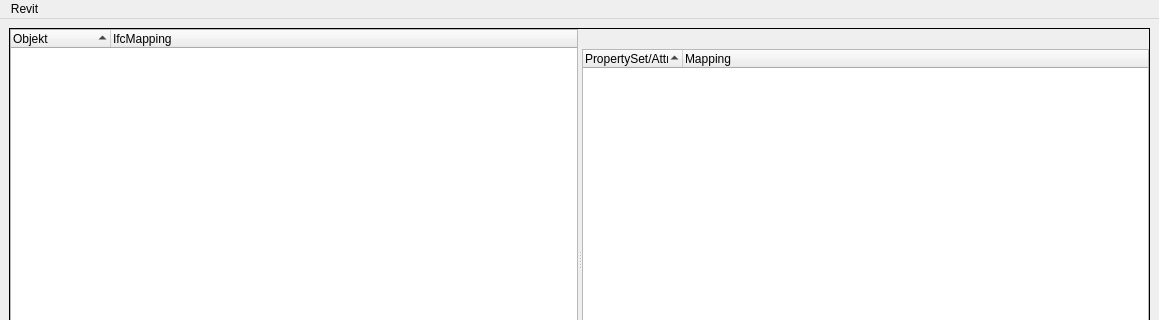
Old version of the form src/som_gui/qt_designs/MappingWindow.ui in the repository c-mellueh/SOM-Toolkit; both pictures show x 0 to 1159 and y 0 to 320 of the 1159 by 520 pixel window.
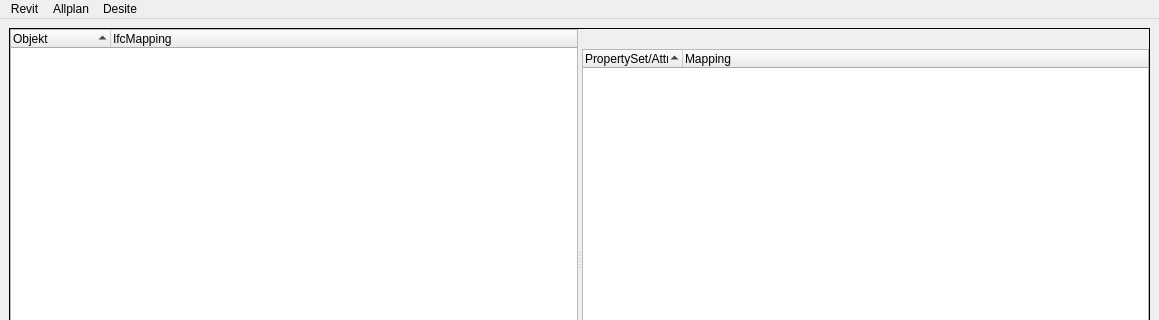
New version of the form.

Commit message: update mapping window for allplan

Diff of the .ui file:
```diff
--- a/src/som_gui/qt_designs/MappingWindow.ui
+++ b/src/som_gui/qt_designs/MappingWindow.ui
@@ -96,7 +96,21 @@
     <addaction name="action_ifc"/>
     <addaction name="action_shared_parameters"/>
    </widget>
+   <widget class="QMenu" name="menu_allplan">
+    <property name="title">
+     <string>Allplan</string>
+    </property>
+    <addaction name="action_export_attribute_excel"/>
+   </widget>
+   <widget class="QMenu" name="menu_desite">
+    <property name="title">
+     <string>Desite</string>
+    </property>
+    <addaction name="action_create_mapping_script"/>
+   </widget>
    <addaction name="menu_revit"/>
+   <addaction name="menu_allplan"/>
+   <addaction name="menu_desite"/>
   </widget>
   <widget class="QStatusBar" name="statusbar"/>
   <action name="action_ifc">
```
Left out of the diff: 10 changed lines with no effect on the pictures. The commit also changes 3 other files.
